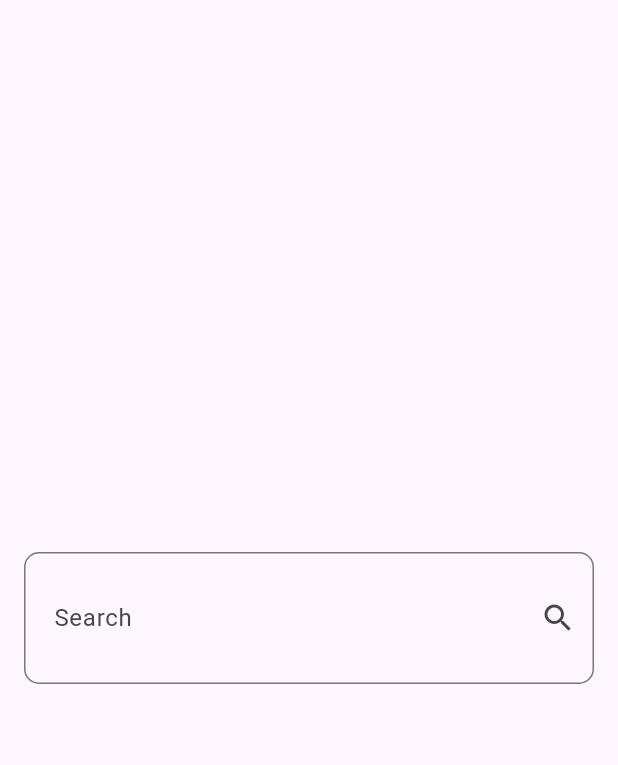
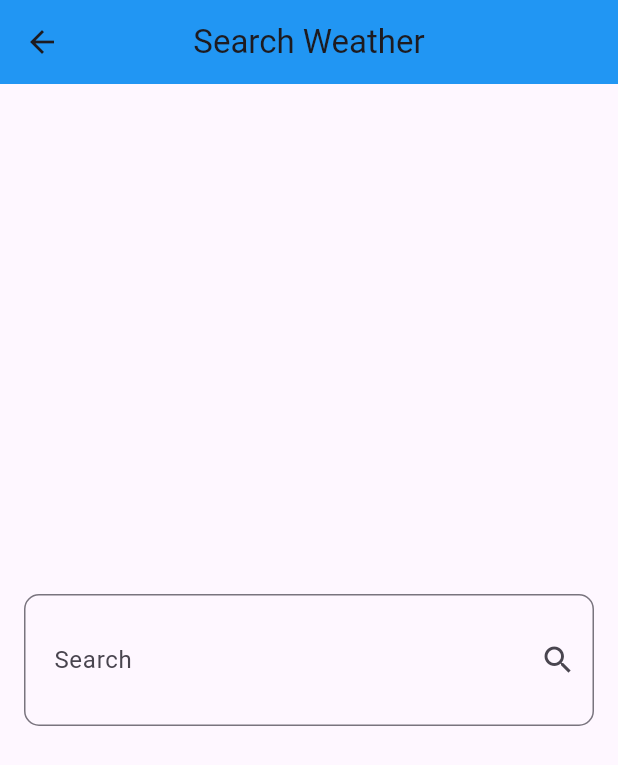
Before and after one commit to mohamed12344556/Weather-APP, a Flutter app: the screen it shows after launch, after a tap on the "search" icon, on a phone screen of 412 x 824 dp. Shown: the top 765 px of the screen. Run offline on Flutter 3.47's test engine with Material 3 defaults, Android fonts, the phone set to English and light mode, and no system bars; our stand-ins replace bloc, dio, flutter_bloc.

Commit message:
first commit

```diff
--- /dev/null
+++ b/weather_app/devtools_options.yaml
@@ -0,0 +1,4 @@
+description: This file stores settings for Dart & Flutter DevTools.
+documentation: https://docs.flutter.dev/tools/devtools/extensions#configure-extension-enablement-states
+extensions:
+  - provider: true
--- /dev/null
+++ b/weather_app/lib/block/cubit/get_weather_cubit.dart
@@ -0,0 +1,27 @@
+import 'dart:developer';
+
+import 'package:bloc/bloc.dart';
+import 'package:dio/dio.dart';
+import 'package:meta/meta.dart';
+import 'package:weather_app/models/weather_model.dart';
+import 'package:weather_app/services/weather_service.dart';
+
+part 'get_weather_state.dart';
+
+class GetWeatherCubit extends Cubit<WeatherState> {
+  GetWeatherCubit() : super(NoWeatherState());
+  WeatherModel? weatherModel;
+  getWeather({required String cityName}) async {
+    try {
+      weatherModel = await WeatherService(Dio()).getWeather(cityName: cityName);
+      log(weatherModel!.cityName);
+      emit(GetWeatherLoaded(weatherModel: weatherModel!));
+    } catch (e) {
+      emit(
+        GetWeatherError(
+          errorMassage: e.toString(),
+        ),
+      );
+    }
+  }
+}
--- /dev/null
+++ b/weather_app/lib/block/cubit/get_weather_state.dart
@@ -0,0 +1,16 @@
+part of 'get_weather_cubit.dart';
+
+@immutable
+sealed class WeatherState {}
+class NoWeatherState extends WeatherState {}
+class GetWeatherLoaded extends WeatherState {
+  final WeatherModel weatherModel;
+
+  GetWeatherLoaded({required this.weatherModel});
+}
+class GetWeatherError extends WeatherState {
+  final String errorMassage;
+  GetWeatherError({required this.errorMassage});
+}
+
+// final class GetWeatherInitial extends IntialWeatherState {}
--- a/weather_app/lib/main.dart
+++ b/weather_app/lib/main.dart
@@ -1,4 +1,6 @@
 import 'package:flutter/material.dart';
+import 'package:flutter_bloc/flutter_bloc.dart';
+import 'package:weather_app/block/cubit/get_weather_cubit.dart';
 import 'package:weather_app/views/home_view.dart';
 
 void main() {
@@ -10,9 +12,101 @@ class WeatherApp extends StatelessWidget {
 
   @override
   Widget build(BuildContext context) {
-    return const MaterialApp(
-      debugShowCheckedModeBanner: false,
-      home: HomeView(),
-    );
+    return BlocProvider(
+        create: (context) => GetWeatherCubit(),
+        child: Builder(
+          builder: (context) => BlocBuilder<GetWeatherCubit, WeatherState>(
+            builder: (context, state) {
+              return MaterialApp(
+                debugShowCheckedModeBanner: false,
+                theme: ThemeData(
+                  appBarTheme: AppBarTheme(
+                    centerTitle: true,
+                    backgroundColor: getWeatherColor(
+                      BlocProvider.of<GetWeatherCubit>(context)
+                          .weatherModel
+                          ?.weatgher_condition,
+                    ),
+                  ),
+                  primarySwatch: getWeatherColor(
+                    BlocProvider.of<GetWeatherCubit>(context)
+                        .weatherModel
+                        ?.weatgher_condition,
+                  ),
+                ),
+                home: HomeView(),
+              );
+            },
+          ),
+        ));
   }
 }
+
+MaterialColor getWeatherColor(String? condition) {
+  if (condition == null) {
+    return Colors.blue;
+  }
+  switch (condition) {
+    case "Sunny":
+    case "Clear":
+      return Colors.yellow;
+
+    case "Partly cloudy":
+    case "Patchy rain possible":
+    case "Patchy snow possible":
+    case "Patchy sleet possible":
+    case "Patchy freezing drizzle possible":
+    case "Patchy light drizzle":
+    case "Patchy light rain":
+    case "Patchy light snow":
+    case "Patchy moderate snow":
+    case "Patchy heavy snow":
+    case "Patchy light rain with thunder":
+    case "Patchy light snow with thunder":
+      return Colors.blueGrey;
+
+    case "Cloudy":
+    case "Overcast":
+    case "Fog":
+    case "Freezing fog":
+      return Colors.grey;
+
+    case "Mist":
+    case "Thundery outbreaks possible":
+      return Colors.deepPurple;
+
+    case "Light drizzle":
+    case "Light rain":
+    case "Light snow":
+    case "Light sleet":
+    case "Light rain shower":
+    case "Light sleet showers":
+    case "Light snow showers":
+    case "Light showers of ice pellets":
+    case "Moderate snow":
+    case "Moderate rain at times":
+    case "Moderate or heavy freezing rain":
+    case "Moderate or heavy sleet":
+    case "Moderate or heavy sleet showers":
+    case "Moderate or heavy rain shower":
+    case "Moderate or heavy snow showers":
+    case "Moderate or heavy showers of ice pellets":
+    case "Moderate or heavy rain with thunder":
+    case "Moderate or heavy snow with thunder":
+      return Colors.blue;
+
+    case "Heavy freezing drizzle":
+    case "Heavy rain at times":
+    case "Heavy rain":
+    case "Heavy snow":
+    case "Torrential rain shower":
+      return Colors.blueGrey;
+
+    case "Blowing snow":
+    case "Ice pellets":
+      return Colors.lightBlue;
+
+    default:
+      return Colors.grey; // Default color if no match found
+  }
+}
--- a/weather_app/lib/models/weather_model.dart
+++ b/weather_app/lib/models/weather_model.dart
@@ -1,6 +1,6 @@
 class WeatherModel {
   final String cityName;
-  final String date;
+  final DateTime date;
   final String image;
   final double temp;
   final double tempMin;
@@ -19,7 +19,7 @@ class WeatherModel {
   factory WeatherModel.fromJson(json) {
     return WeatherModel(
       cityName: json['location']["name"], //city name
-      date: json["current"]['last_updated'], //date
+      date: DateTime.parse(json["current"]['last_updated']), //date
       image: json["forecast"]["forecastday"][0]["day"]["condition"]["icon"], // image
       temp: json["forecast"]["forecastday"][0]["day"]["avgtemp_c"], //temp
       tempMin: json["forecast"]["forecastday"][0]["day"]["mintemp_c"], //temp min
--- a/weather_app/lib/views/home_view.dart
+++ b/weather_app/lib/views/home_view.dart
@@ -1,4 +1,8 @@
 import 'package:flutter/material.dart';
+import 'package:flutter_bloc/flutter_bloc.dart';
+import 'package:weather_app/block/cubit/get_weather_cubit.dart';
+import 'package:weather_app/main.dart';
+import 'package:weather_app/models/weather_model.dart';
 import 'package:weather_app/views/search_view.dart';
 import 'package:weather_app/widgets/no_weather_body.dart';
 import 'package:weather_app/widgets/weather_info_body.dart';
@@ -24,9 +28,20 @@ class HomeView extends StatelessWidget {
             icon: const Icon(Icons.search),
           ),
         ],
-        backgroundColor: Colors.blue,
       ),
-      body: const NoWeatherBody(),
+      body: BlocBuilder<GetWeatherCubit, WeatherState>(
+        builder: (context, state) {
+          if (state is NoWeatherState) {
+            return const NoWeatherBody();
+          } else if (state is GetWeatherLoaded) {
+            return WeatherInfoBody(
+              weather: state.weatherModel,
+            );
+          } else {
+            return Text("Oops, there is an error");
+          }
+        },
+      ),
     );
   }
 }
--- a/weather_app/lib/views/search_view.dart
+++ b/weather_app/lib/views/search_view.dart
@@ -2,6 +2,9 @@ import 'dart:developer';
 
 import 'package:dio/dio.dart';
 import 'package:flutter/material.dart';
+import 'package:flutter_bloc/flutter_bloc.dart';
+import 'package:weather_app/block/cubit/get_weather_cubit.dart';
+import 'package:weather_app/main.dart';
 import 'package:weather_app/models/weather_model.dart';
 import 'package:weather_app/services/weather_service.dart';
 
@@ -16,15 +19,17 @@ class _SearchViewState extends State<SearchView> {
   @override
   Widget build(BuildContext context) {
     return Scaffold(
+      appBar: AppBar(
+        title: const Text('Search Weather'),
+      ),
       body: Padding(
         padding: const EdgeInsets.symmetric(horizontal: 16),
         child: Center(
           child: TextField(
             onSubmitted: (value) async {
-              WeatherModel weathermodel =
-                  await WeatherService(Dio()).getWeather(cityName: value);
-                  log(weathermodel.cityName);
-                  Navigator.of(context).pop();
+              var getWeatherCubit = BlocProvider.of<GetWeatherCubit>(context);
+              getWeatherCubit.getWeather(cityName: value);
+              Navigator.of(context).pop();
             },
             decoration: InputDecoration(
               labelText: "Search",
--- a/weather_app/pubspec.yaml
+++ b/weather_app/pubspec.yaml
@@ -28,13 +28,11 @@ environment:
 # the latest version available on pub.dev. To see which dependencies have newer
 # versions available, run `flutter pub outdated`.
 dependencies:
-  # The following adds the Cupertino Icons font to your application.
-  # Use with the CupertinoIcons class for iOS style icons.
   cupertino_icons: ^1.0.6
   dio: ^5.5.0+1
-  flutter_bloc: ^8.1.6
   flutter:
     sdk: flutter
+  flutter_bloc: ^8.1.6
 
 dev_dependencies:
   flutter_test:
```
Also changed, not shown: weather_app/lib/widgets/weather_info_body.dart (+36 -15 lines).
